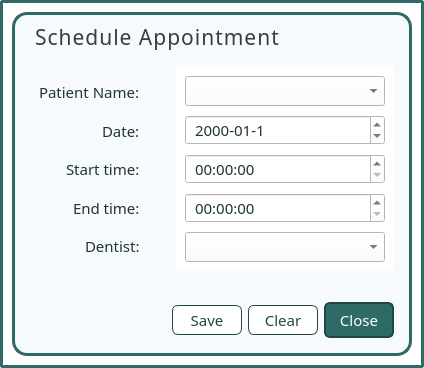
This is ui/popup_appointmentform.ui in karlito20/AdoraFlowProject as Qt 5 draws it before an edit. The edited form follows.
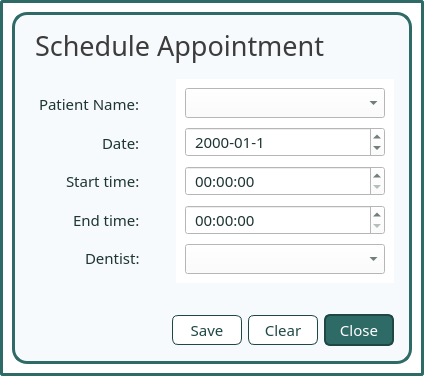
This is the edited form.

```diff
--- a/ui/popup_appointmentform.ui
+++ b/ui/popup_appointmentform.ui
@@ -9,8 +9,8 @@
    <rect>
     <x>0</x>
     <y>0</y>
-    <width>411</width>
-    <height>368</height>
+    <width>422</width>
+    <height>376</height>
    </rect>
   </property>
   <property name="palette">
@@ -530,7 +530,7 @@
           <number>14</number>
          </property>
          <property name="topMargin">
-          <number>0</number>
+          <number>6</number>
          </property>
          <property name="bottomMargin">
           <number>0</number>
@@ -540,13 +540,12 @@
            <property name="font">
             <font>
              <family>Slate Medium</family>
-             <pointsize>16</pointsize>
+             <pointsize>20</pointsize>
             </font>
            </property>
            <property name="styleSheet">
             <string notr="true">#header_label {
 	color: rgb(60, 60, 60);
-	letter-spacing: 1px;
 }</string>
            </property>
            <property name="text">
```
